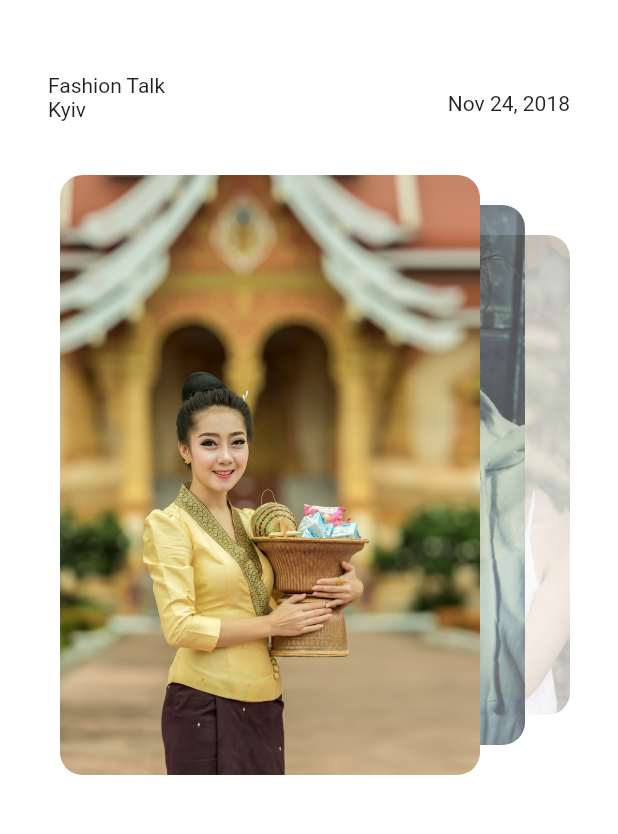
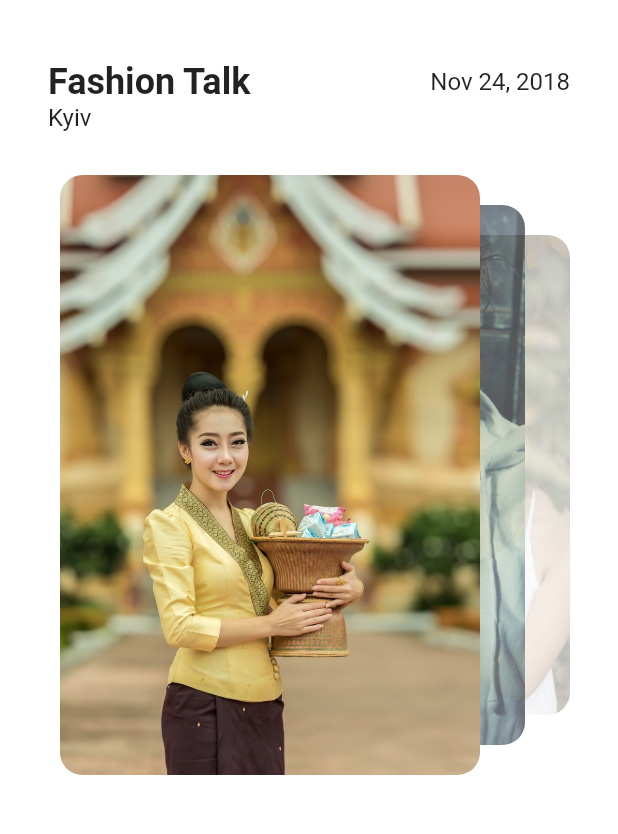
Before and after one commit to ariedov/flutter_ui_challenge_events, a Flutter app: the screen it shows after launch, on a phone screen of 412 x 824 dp, the part 59-893 px from its top. Run offline on Flutter 3.47's test engine with Material 2 defaults, Android fonts, the phone set to English and light mode, and no system bars.

Commit message:
adds title styling

```diff
--- a/lib/main.dart
+++ b/lib/main.dart
@@ -28,15 +28,14 @@ class HomePage extends StatefulWidget {
 }
 
 class _HomePageState extends State<HomePage> {
-
   ScrollController scrollController;
   int position = 0;
 
   @override
-    void initState() {
-      scrollController = ScrollController();
-      super.initState();
-    }
+  void initState() {
+    scrollController = ScrollController();
+    super.initState();
+  }
 
   @override
   Widget build(BuildContext context) {
@@ -55,8 +54,7 @@ class _HomePageState extends State<HomePage> {
             ),
             Cards(
               onProgress: (progress, direction) {
-
-                final titleHeight = (40 + 64);
+                final titleHeight = (60 + 48);
 
                 final offset = scrollController.offset;
                 var newOffset = progress * titleHeight / 100;
@@ -64,7 +62,8 @@ class _HomePageState extends State<HomePage> {
                   newOffset *= -1;
                 }
 
-                print("progress: $progress; direction: $direction; offse: $offset, newOffset: $newOffset");
+                print(
+                    "progress: $progress; direction: $direction; offse: $offset, newOffset: $newOffset");
                 scrollController.jumpTo((position * titleHeight) + newOffset);
               },
             ),
@@ -119,21 +118,36 @@ class EventTitle extends StatelessWidget {
   @override
   Widget build(BuildContext context) {
     return Padding(
-      padding: const EdgeInsets.all(32.0),
+      padding: const EdgeInsets.symmetric(
+          horizontal: 32.0, vertical: 24.0),
       child: SizedBox(
-        height: 40.0,
+        height: 60.0,
         child: Row(
+          crossAxisAlignment: CrossAxisAlignment.start,
           children: <Widget>[
             Expanded(
               child: Column(
                 crossAxisAlignment: CrossAxisAlignment.start,
                 children: <Widget>[
-                  Text(title.title),
-                  Text(title.location),
+                  Text(
+                    title.title,
+                    style:
+                        TextStyle(fontWeight: FontWeight.bold, fontSize: 24.0),
+                  ),
+                  Text(
+                    title.location,
+                    style: TextStyle(fontSize: 16.0),
+                  ),
                 ],
               ),
             ),
-            Text(title.date)
+            Padding(
+              padding: EdgeInsets.only(top: 4.0),
+              child: Text(
+                title.date,
+                style: TextStyle(fontSize: 16.0),
+              ),
+            )
           ],
         ),
       ),
```
